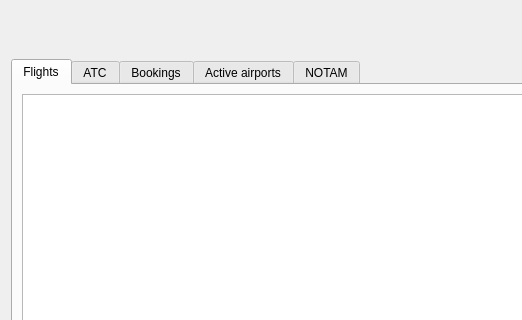
Above: source/ui/windows/firdetailswindow.ui from Vatsinator/vatsinator-legacy before the change; both pictures show x 0 to 522 and y 0 to 320 of the 800 by 500 pixel window. Below: the same form after it.
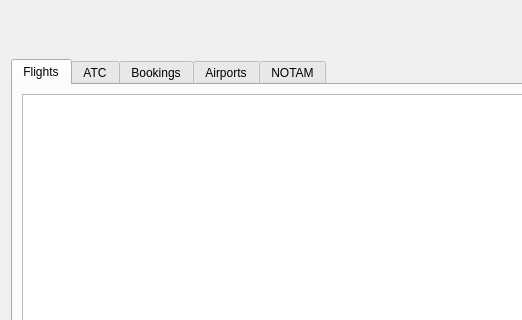
That is the form after the change. Icons and pictures are not drawn. Custom widgets are drawn as their Qt base class.

Patch:
```diff
--- a/source/ui/windows/firdetailswindow.ui
+++ b/source/ui/windows/firdetailswindow.ui
@@ -231,7 +231,7 @@
      </widget>
      <widget class="QWidget" name="ActiveAirportsTab">
       <attribute name="title">
-       <string>Active airports</string>
+       <string>Airports</string>
       </attribute>
       <layout class="QHBoxLayout" name="horizontalLayout_5">
        <item>
```
Left out of the diff: 2 changed lines with no effect on the pictures.
